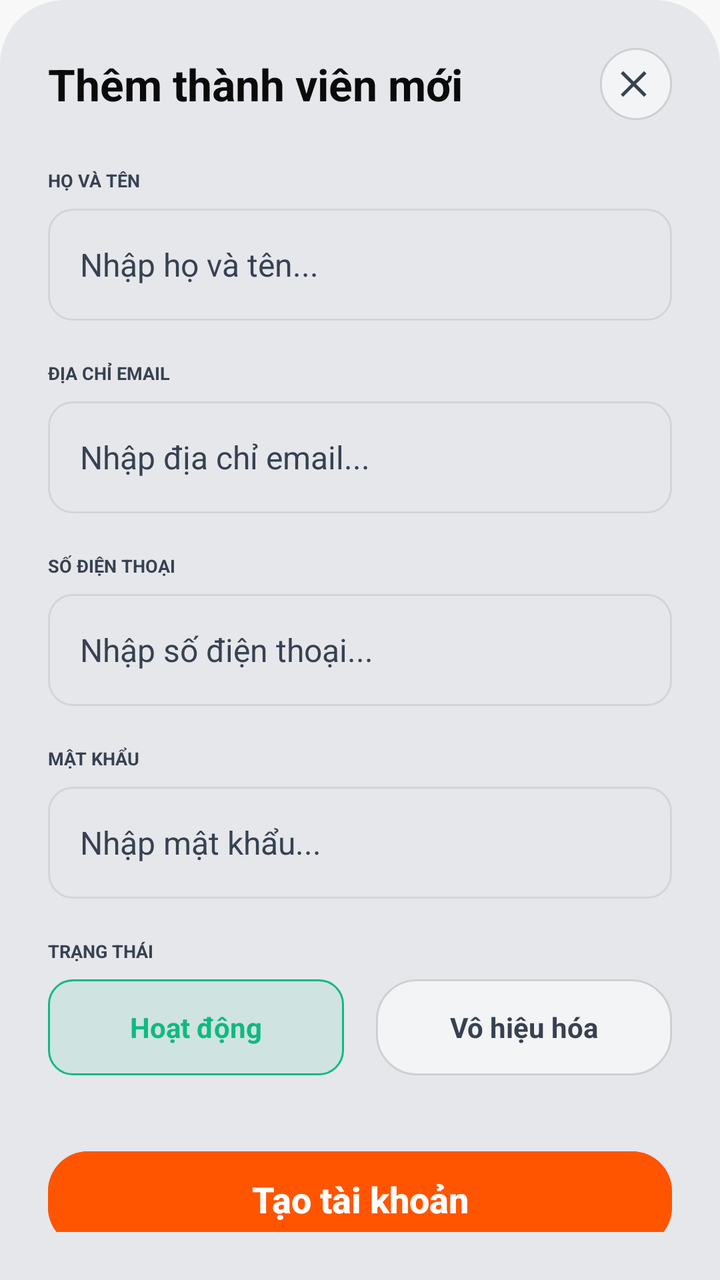
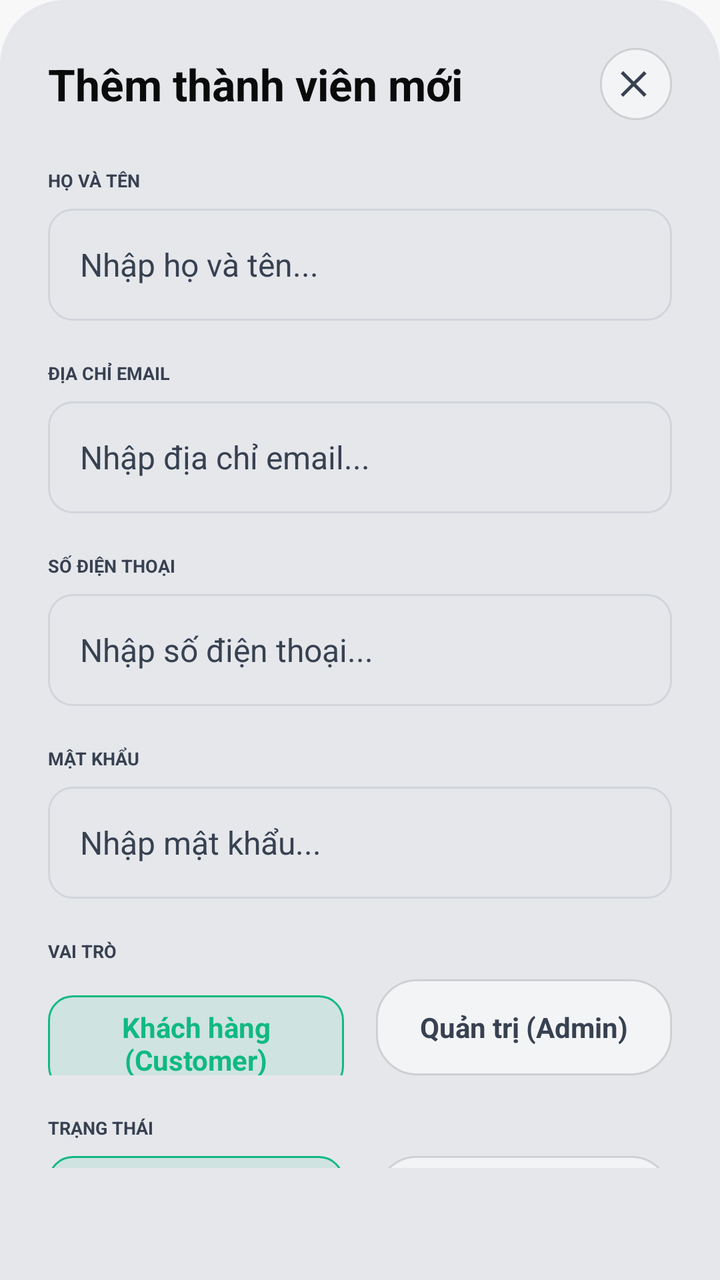

Compare the two renders of this Android layout. The source of the first and the diff that turns it into the second are given below.
<!-- AndroidManifest.xml: application theme Theme.SoleStep -->
<!-- res/layout/dialog_add_user.xml -->
<?xml version="1.0" encoding="utf-8"?>
<LinearLayout xmlns:android="http://schemas.android.com/apk/res/android"
    xmlns:app="http://schemas.android.com/apk/res-auto"
    android:layout_width="match_parent"
    android:layout_height="wrap_content"
    android:background="@drawable/bg_bottom_sheet_dark"
    android:orientation="vertical"
    android:padding="24dp">

    
    <androidx.constraintlayout.widget.ConstraintLayout
        android:layout_width="match_parent"
        android:layout_height="wrap_content"
        android:layout_marginBottom="24dp">

        <TextView
            android:id="@+id/tv_dialog_title"
            android:layout_width="wrap_content"
            android:layout_height="wrap_content"
            android:text="@string/admin_add_user_title"
            android:textColor="@color/text_dark_primary"
            android:textSize="22sp"
            android:textStyle="bold"
            app:layout_constraintBottom_toBottomOf="parent"
            app:layout_constraintStart_toStartOf="parent"
            app:layout_constraintTop_toTopOf="parent" />

        <FrameLayout
            android:id="@+id/btn_close"
            android:layout_width="36dp"
            android:layout_height="36dp"
            android:background="@drawable/bg_circle_dark"
            app:layout_constraintBottom_toBottomOf="parent"
            app:layout_constraintEnd_toEndOf="parent"
            app:layout_constraintTop_toTopOf="parent">

            <ImageView
                android:layout_width="20dp"
                android:layout_height="20dp"
                android:layout_gravity="center"
                android:src="@drawable/ic_close"
                app:tint="@color/text_dark_tertiary" />
        </FrameLayout>
    </androidx.constraintlayout.widget.ConstraintLayout>

    
    <TextView
        style="@style/TextAppearance.SoleStep.Overline"
        android:layout_width="wrap_content"
        android:layout_height="wrap_content"
        android:text="HỌ VÀ TÊN"
        android:textColor="@color/text_dark_tertiary" />

    <EditText
        android:id="@+id/et_full_name"
        android:layout_width="match_parent"
        android:layout_height="56dp"
        android:layout_marginTop="8dp"
        android:layout_marginBottom="20dp"
        android:background="@drawable/bg_input_dark"
        android:hint="Nhập họ và tên..."
        android:paddingHorizontal="16dp"
        android:textColor="@color/text_dark_primary"
        android:textColorHint="@color/text_dark_muted"
        android:textSize="16sp" />

    
    <TextView
        style="@style/TextAppearance.SoleStep.Overline"
        android:layout_width="wrap_content"
        android:layout_height="wrap_content"
        android:text="ĐỊA CHỈ EMAIL"
        android:textColor="@color/text_dark_tertiary" />

    <EditText
        android:id="@+id/et_email"
        android:layout_width="match_parent"
        android:layout_height="56dp"
        android:layout_marginTop="8dp"
        android:layout_marginBottom="20dp"
        android:background="@drawable/bg_input_dark"
        android:hint="Nhập địa chỉ email..."
        android:inputType="textEmailAddress"
        android:paddingHorizontal="16dp"
        android:textColor="@color/text_dark_primary"
        android:textColorHint="@color/text_dark_muted"
        android:textSize="16sp" />

    
    <TextView
        style="@style/TextAppearance.SoleStep.Overline"
        android:layout_width="wrap_content"
        android:layout_height="wrap_content"
        android:text="SỐ ĐIỆN THOẠI"
        android:textColor="@color/text_dark_tertiary" />

    <EditText
        android:id="@+id/et_phone"
        android:layout_width="match_parent"
        android:layout_height="56dp"
        android:layout_marginTop="8dp"
        android:layout_marginBottom="20dp"
        android:background="@drawable/bg_input_dark"
        android:hint="Nhập số điện thoại..."
        android:inputType="phone"
        android:paddingHorizontal="16dp"
        android:textColor="@color/text_dark_primary"
        android:textColorHint="@color/text_dark_muted"
        android:textSize="16sp" />

    
    <TextView
        style="@style/TextAppearance.SoleStep.Overline"
        android:layout_width="wrap_content"
        android:layout_height="wrap_content"
        android:text="MẬT KHẨU"
        android:textColor="@color/text_dark_tertiary" />

    <EditText
        android:id="@+id/et_password"
        android:layout_width="match_parent"
        android:layout_height="56dp"
        android:layout_marginTop="8dp"
        android:layout_marginBottom="20dp"
        android:background="@drawable/bg_input_dark"
        android:hint="Nhập mật khẩu..."
        android:inputType="textPassword"
        android:paddingHorizontal="16dp"
        android:textColor="@color/text_dark_primary"
        android:textColorHint="@color/text_dark_muted"
        android:textSize="16sp" />

    
    <TextView
        style="@style/TextAppearance.SoleStep.Overline"
        android:layout_width="wrap_content"
        android:layout_height="wrap_content"
        android:text="TRẠNG THÁI"
        android:textColor="@color/text_dark_tertiary" />

    <LinearLayout
        android:layout_width="match_parent"
        android:layout_height="wrap_content"
        android:layout_marginTop="8dp"
        android:layout_marginBottom="32dp"
        android:orientation="horizontal">

        <TextView
            android:id="@+id/status_active"
            android:layout_width="0dp"
            android:layout_height="48dp"
            android:layout_marginEnd="8dp"
            android:layout_weight="1"
            android:background="@drawable/bg_status_active_dark"
            android:gravity="center"
            android:text="Hoạt động"
            android:textColor="@color/status_success"
            android:textStyle="bold" />

        <TextView
            android:id="@+id/status_inactive"
            android:layout_width="0dp"
            android:layout_height="48dp"
            android:layout_marginStart="8dp"
            android:layout_weight="1"
            android:background="@drawable/bg_card_dark"
            android:gravity="center"
            android:text="@string/status_inactive"
            android:textColor="@color/text_dark_tertiary"
            android:textStyle="bold" />
    </LinearLayout>

    
    <com.google.android.material.button.MaterialButton
        android:id="@+id/btn_create_user"
        android:layout_width="match_parent"
        android:layout_height="60dp"
        android:backgroundTint="@color/brand_orange"
        android:text="@string/admin_btn_create_user"
        android:textAllCaps="false"
        android:textColor="@color/brand_white"
        android:textSize="18sp"
        android:textStyle="bold"
        app:cornerRadius="20dp" />

</LinearLayout>
<!-- resources referenced by this layout -->
<resources>
  <color name="brand_orange">#FF5500</color>
  <color name="brand_white">#FFFFFF</color>
  <color name="status_success">#10B981</color>
  <color name="text_dark_muted">#374151</color>
  <color name="text_dark_primary">#0A0A0A</color>
  <color name="text_dark_tertiary">#374151</color>
  <string name="admin_add_user_title">Thêm thành viên mới</string>
  <string name="admin_btn_create_user">Tạo tài khoản</string>
  <string name="status_inactive">Vô hiệu hóa</string>
  <color name="bg_dark_surface_3">#E5E7EB</color>
  <dimen name="stroke_thin">1dp</dimen>
  <color name="border_dark_normal">#E5E7EB</color>
  <dimen name="radius_bottom_sheet">32dp</dimen>
  <color name="bg_dark_surface_2">#F3F4F6</color>
  <dimen name="radius_card">20dp</dimen>
  <color name="border_dark_light">#1F000000</color>
  <dimen name="radius_md">12dp</dimen>
  <color name="border_dark_medium">#D1D5DB</color>
  <dimen name="font_overline">9sp</dimen>
  <color name="text_muted">#9CA3AF</color>
  <color name="brand_orange_dark">#CC4400</color>
  <color name="brand_black">#0A0A0A</color>
  <color name="bg_primary">#FFFFFF</color>
  <color name="text_primary">#0A0A0A</color>
  <color name="bg_secondary">#F8F8F8</color>
  <color name="status_error">#EF4444</color>
  <style name="ShapeAppearance.SoleStep.Small" parent="">
          <item name="cornerFamily">rounded</item>
          <item name="cornerSize">@dimen/radius_sm</item>
      </style>
  <style name="ShapeAppearance.SoleStep.Medium" parent="">
          <item name="cornerFamily">rounded</item>
          <item name="cornerSize">@dimen/radius_lg</item>
      </style>
  <style name="ShapeAppearance.SoleStep.Large" parent="">
          <item name="cornerFamily">rounded</item>
          <item name="cornerSize">@dimen/radius_2xl</item>
      </style>
  <style name="TextAppearance.SoleStep.Title" parent="TextAppearance.MaterialComponents.Headline3">
          <item name="android:textSize">@dimen/font_title</item>
          <item name="android:textStyle">bold</item>
          <item name="android:textColor">@color/text_primary</item>
      </style>
  <style name="TextAppearance.SoleStep.BodySmall" parent="TextAppearance.MaterialComponents.Body2">
          <item name="android:textSize">@dimen/font_caption</item>
          <item name="android:textColor">@color/text_tertiary</item>
      </style>
  <style name="TextAppearance.SoleStep.Caption" parent="TextAppearance.MaterialComponents.Caption">
          <item name="android:textSize">@dimen/font_caption_small</item>
          <item name="android:textColor">@color/text_muted</item>
      </style>
  <dimen name="radius_sm">8dp</dimen>
  <dimen name="radius_lg">16dp</dimen>
  <dimen name="radius_2xl">24dp</dimen>
  <dimen name="font_display">48sp</dimen>
  <dimen name="font_title_large">24sp</dimen>
  <dimen name="font_title">20sp</dimen>
  <dimen name="font_headline">18sp</dimen>
  <dimen name="font_subheading">16sp</dimen>
  <dimen name="font_label">14sp</dimen>
  <color name="text_secondary">#374151</color>
  <dimen name="font_body">13sp</dimen>
  <dimen name="font_caption">11sp</dimen>
  <color name="text_tertiary">#6B7280</color>
  <dimen name="font_caption_small">10sp</dimen>
  <dimen name="elev_bottom_nav">8dp</dimen>
  <dimen name="bottom_nav_height">88dp</dimen>
  <dimen name="radius_button">20dp</dimen>
  <dimen name="btn_height_large">52dp</dimen>
  <dimen name="space_16">32dp</dimen>
  <dimen name="elev_raised">4dp</dimen>
  <color name="border_normal">#E5E7EB</color>
  <dimen name="radius_input">20dp</dimen>
  <color name="text_placeholder">#D1D5DB</color>
  <dimen name="radius_chip">12dp</dimen>
  <dimen name="space_12">24dp</dimen>
  <dimen name="btn_height_tiny">28dp</dimen>
  <dimen name="elev_card">2dp</dimen>
  <color name="border_light">#F3F4F6</color>
  <dimen name="toolbar_height">56dp</dimen>
  <dimen name="space_screen_horizontal">20dp</dimen>
  <dimen name="elev_top_bar">4dp</dimen>
  <dimen name="elev_fab">6dp</dimen>
  <!-- unchanged entries left out for length: 22 -->
</resources>

<!-- the commit's change to res/layout/dialog_add_user.xml (unified diff, before → after) -->
@@ -135,6 +135,46 @@
         style="@style/TextAppearance.SoleStep.Overline"
         android:layout_width="wrap_content"
         android:layout_height="wrap_content"
+        android:text="VAI TRÒ"
+        android:textColor="@color/text_dark_tertiary" />
+
+    <LinearLayout
+        android:layout_width="match_parent"
+        android:layout_height="wrap_content"
+        android:layout_marginTop="8dp"
+        android:layout_marginBottom="20dp"
+        android:orientation="horizontal">
+
+        <TextView
+            android:id="@+id/role_customer"
+            android:layout_width="0dp"
+            android:layout_height="48dp"
+            android:layout_marginEnd="8dp"
+            android:layout_weight="1"
+            android:background="@drawable/bg_status_active_dark"
+            android:gravity="center"
+            android:text="Khách hàng (Customer)"
+            android:textColor="@color/status_success"
+            android:textStyle="bold" />
+
+        <TextView
+            android:id="@+id/role_admin"
+            android:layout_width="0dp"
+            android:layout_height="48dp"
+            android:layout_marginStart="8dp"
+            android:layout_weight="1"
+            android:background="@drawable/bg_card_dark"
+            android:gravity="center"
+            android:text="Quản trị (Admin)"
+            android:textColor="@color/text_dark_tertiary"
+            android:textStyle="bold" />
+    </LinearLayout>
+
+    
+    <TextView
+        style="@style/TextAppearance.SoleStep.Overline"
+        android:layout_width="wrap_content"
+        android:layout_height="wrap_content"
         android:text="TRẠNG THÁI"
         android:textColor="@color/text_dark_tertiary" />
 
